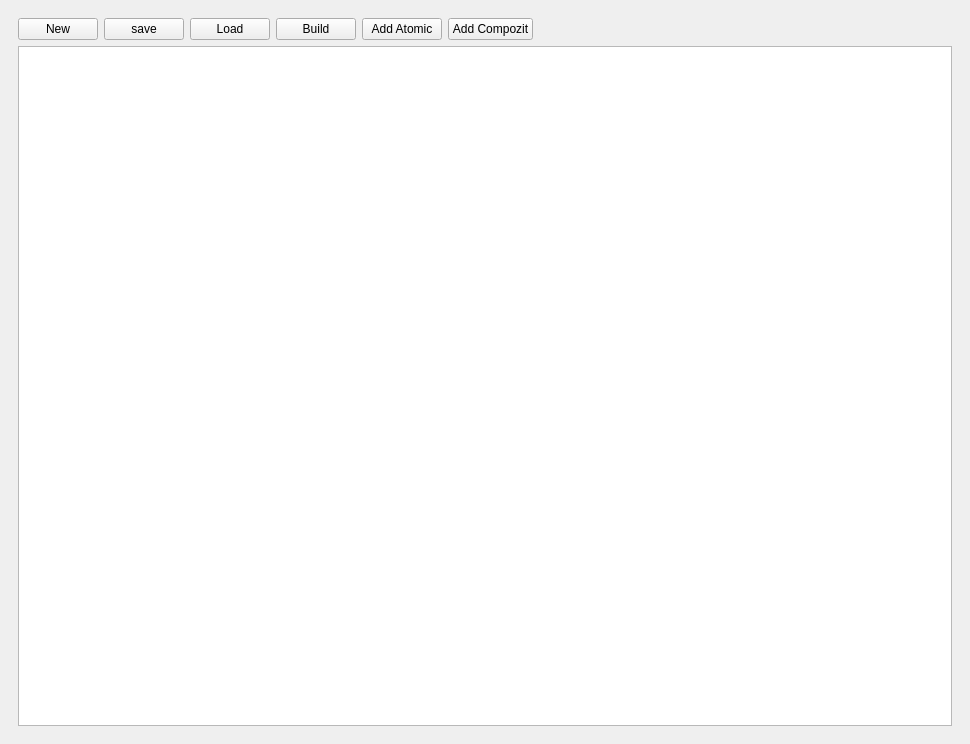
Before: the Qt Designer form src/mainwindow.ui in JakubKomar/ICP-2021, drawn with Qt 5.
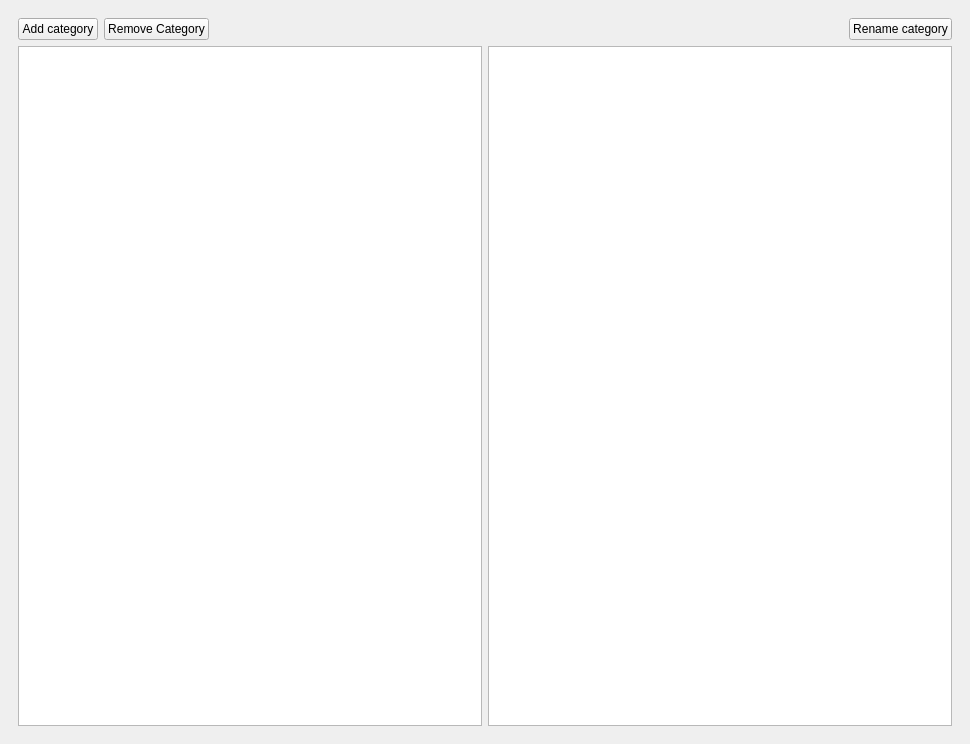
After: the same form once the commit is applied.

Commit message: catalog move

What changed in the file:
```diff
--- a/src/mainwindow.ui
+++ b/src/mainwindow.ui
@@ -20,7 +20,7 @@
       <item>
        <widget class="QStackedWidget" name="screenSwitch">
         <property name="currentIndex">
-         <number>0</number>
+         <number>2</number>
         </property>
         <widget class="QWidget" name="apkEditor">
          <layout class="QHBoxLayout" name="horizontalLayout_8">
@@ -499,6 +499,58 @@
           </item>
          </layout>
         </widget>
+        <widget class="QWidget" name="page_3">
+         <layout class="QVBoxLayout" name="verticalLayout_2">
+          <item>
+           <layout class="QHBoxLayout" name="horizontalLayout_6">
+            <item>
+             <widget class="QPushButton" name="AddFolderButton">
+              <property name="text">
+               <string>Add category</string>
+              </property>
+             </widget>
+            </item>
+            <item>
+             <widget class="QPushButton" name="RemoveFolderButton">
+              <property name="text">
+               <string>Remove Category</string>
+              </property>
+             </widget>
+            </item>
+            <item>
+             <spacer name="horizontalSpacer_4">
+              <property name="orientation">
+               <enum>Qt::Horizontal</enum>
+              </property>
+              <property name="sizeHint" stdset="0">
+               <size>
+                <width>40</width>
+                <height>20</height>
+               </size>
+              </property>
+             </spacer>
+            </item>
+            <item>
+             <widget class="QPushButton" name="RenameCategoryButton">
+              <property name="text">
+               <string>Rename category</string>
+              </property>
+             </widget>
+            </item>
+           </layout>
+          </item>
+          <item>
+           <layout class="QHBoxLayout" name="horizontalLayout_7">
+            <item>
+             <widget class="QTreeView" name="treeView"/>
+            </item>
+            <item>
+             <widget class="QListView" name="listView"/>
+            </item>
+           </layout>
+          </item>
+         </layout>
+        </widget>
        </widget>
       </item>
      </layout>
```
Left out of the diff: 23 changed lines with no effect on the pictures. The commit also changes 2 other files.
